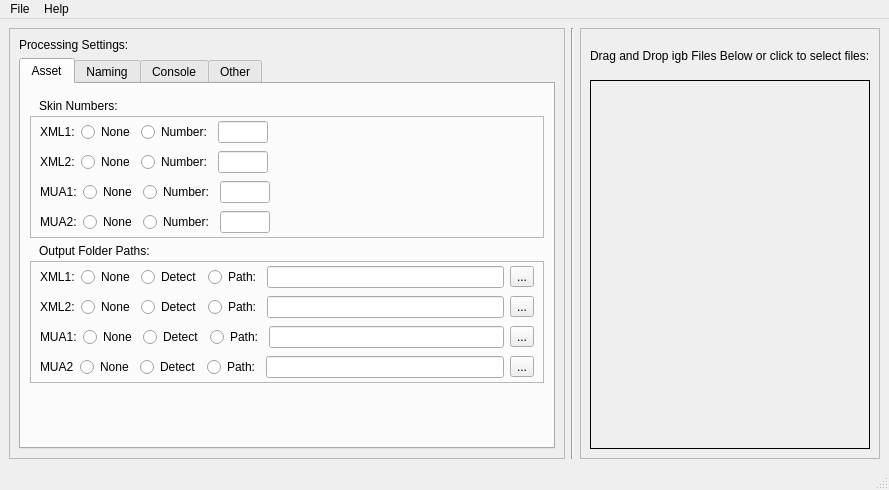
The window that UI Test - Qt/designer/ui_Main.ui (EthanReed517/BaconWizard17-igbFinisher) describes before a commit, drawn with Qt 5.
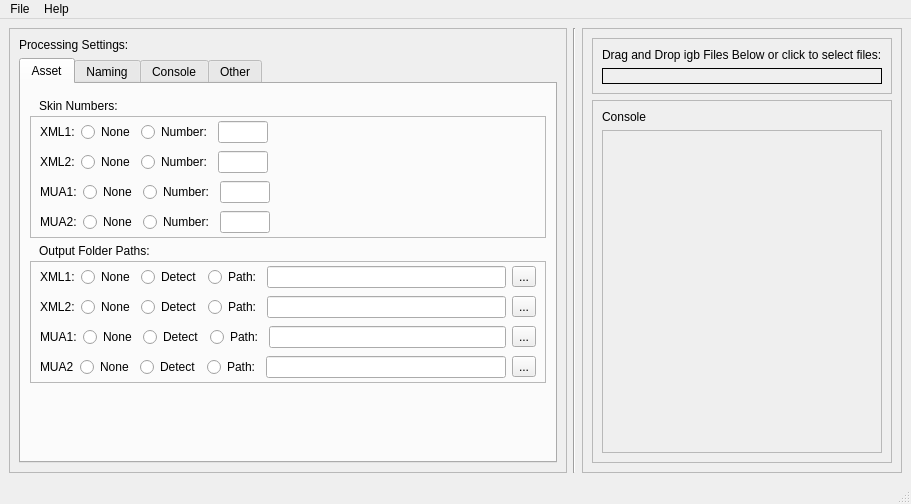
The same window after the commit. Icons and pictures are not drawn.

Patch:
```diff
--- a/UI Test - Qt/designer/ui_Main.ui
+++ b/UI Test - Qt/designer/ui_Main.ui
@@ -6,8 +6,8 @@
    <rect>
     <x>0</x>
     <y>0</y>
-    <width>889</width>
-    <height>490</height>
+    <width>911</width>
+    <height>504</height>
    </rect>
   </property>
   <property name="windowTitle">
@@ -2123,6 +2123,12 @@
     </item>
     <item>
      <widget class="QFrame" name="frame_2">
+      <property name="minimumSize">
+       <size>
+        <width>0</width>
+        <height>0</height>
+       </size>
+      </property>
       <property name="frameShape">
        <enum>QFrame::Shape::StyledPanel</enum>
       </property>
@@ -2131,6 +2137,15 @@
       </property>
       <layout class="QVBoxLayout" name="verticalLayout_6">
        <item>
+        <widget class="QFrame" name="frame_36">
+         <property name="frameShape">
+          <enum>QFrame::Shape::StyledPanel</enum>
+         </property>
+         <property name="frameShadow">
+          <enum>QFrame::Shadow::Raised</enum>
+         </property>
+         <layout class="QVBoxLayout" name="verticalLayout_13">
+          <item>
         <widget class="QLabel" name="label_14">
          <property name="maximumSize">
           <size>
@@ -2154,6 +2169,38 @@
          <property name="pixmap">
           <pixmap resource="ui_resources.qrc">:/ui/alchemy_logo.png</pixmap>
          </property>
+            <property name="alignment">
+             <set>Qt::AlignmentFlag::AlignCenter</set>
+            </property>
+           </widget>
+          </item>
+         </layout>
+        </widget>
+       </item>
+       <item>
+        <widget class="QFrame" name="frame_37">
+         <property name="frameShape">
+          <enum>QFrame::Shape::StyledPanel</enum>
+         </property>
+         <property name="frameShadow">
+          <enum>QFrame::Shadow::Raised</enum>
+         </property>
+         <layout class="QVBoxLayout" name="verticalLayout_14">
+          <item>
+           <widget class="QLabel" name="label_39">
+            <property name="text">
+             <string>Console</string>
+            </property>
+           </widget>
+          </item>
+          <item>
+           <widget class="QTextEdit" name="textEdit">
+            <property name="enabled">
+             <bool>false</bool>
+            </property>
+           </widget>
+          </item>
+         </layout>
         </widget>
        </item>
       </layout>
@@ -2166,7 +2213,7 @@
     <rect>
      <x>0</x>
      <y>0</y>
-     <width>889</width>
+     <width>911</width>
      <height>33</height>
     </rect>
    </property>
```
Lines whose indentation alone changed are shown as unchanged.
